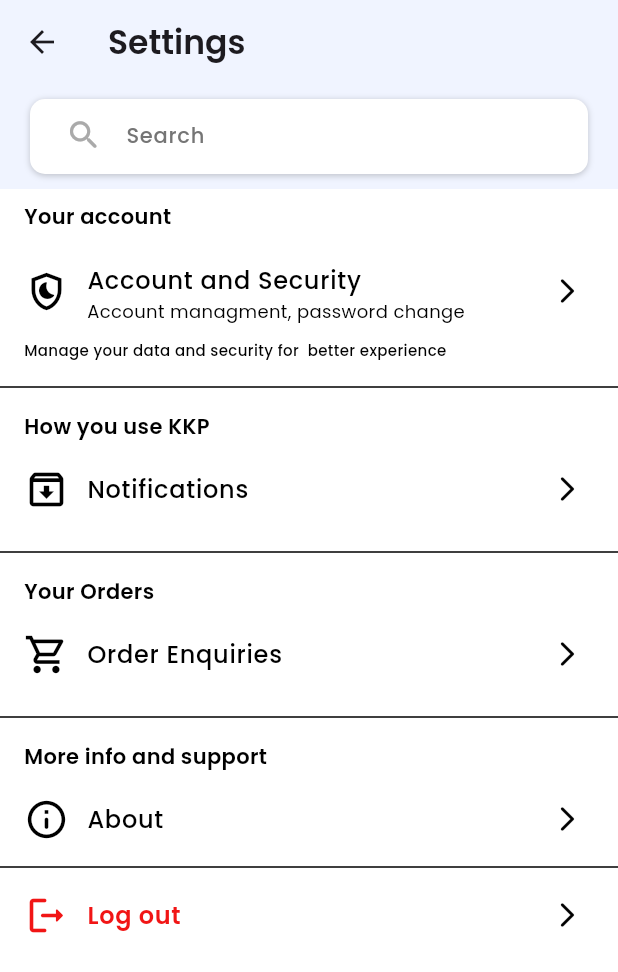
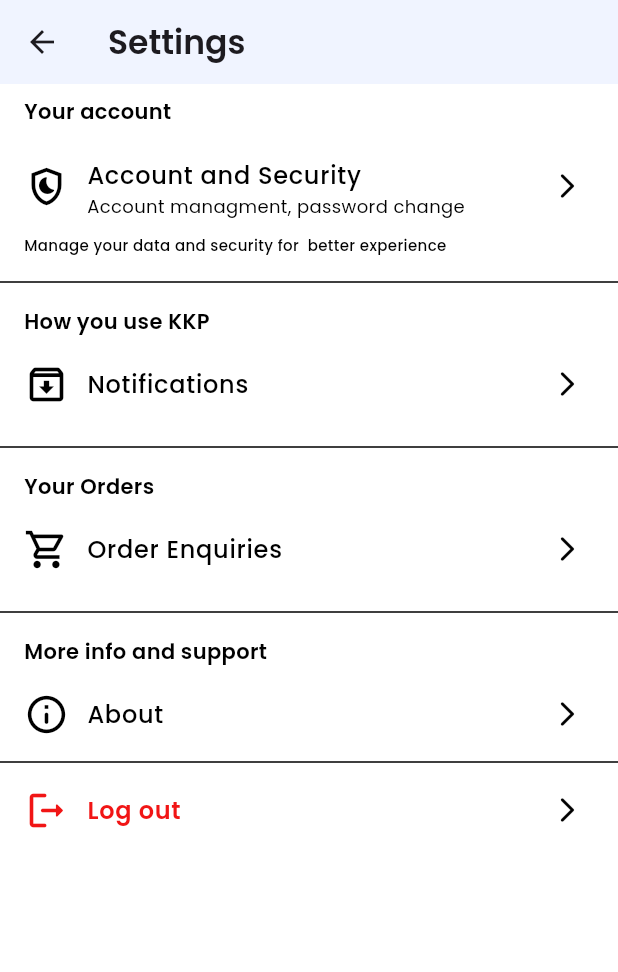
Before and after one commit to QuantumSharqwebteam/kkp_chat_app, a Flutter app: the CustomerSettingsPage screen opened directly, on a phone screen of 412 x 824 dp. Shown: the top 972 px of the screen. Run offline on Flutter 3.47's test engine with Material 3 defaults, Android fonts, the phone set to English and light mode, and no system bars; our stand-ins replace audioplayers, cached_network_image, carousel_slider, device_info_plus, dotted_border, file_picker and 21 more; missing offline and left inert: agora_rtc_engine, excel, flutter_initicon, flutter_sound; accounts and stored records are empty; network calls fail.

Commit message:
search bar removed from customer settingd pags

```diff
--- a/lib/presentation/customer/screen/settings/customer_settings_page.dart
+++ b/lib/presentation/customer/screen/settings/customer_settings_page.dart
@@ -7,7 +7,7 @@ import 'package:kkpchatapp/core/utils/utils.dart';
 import 'package:kkpchatapp/data/local_storage/local_db_helper.dart';
 import 'package:kkpchatapp/main.dart';
 import 'package:kkpchatapp/presentation/admin/screens/customer_inquries.dart';
-import 'package:kkpchatapp/presentation/common_widgets/custom_search_field.dart';
+
 import 'package:kkpchatapp/presentation/common_widgets/settings_tile.dart';
 import 'package:kkpchatapp/presentation/customer/screen/settings/about_us_page.dart';
 import 'package:kkpchatapp/presentation/customer/screen/settings/account_and_security.dart';
@@ -22,7 +22,7 @@ class CustomerSettingsPage extends StatefulWidget {
 class _CustomerSettingsPageState extends State<CustomerSettingsPage> {
   @override
   Widget build(BuildContext context) {
-    final searchController = TextEditingController();
+    //  final searchController = TextEditingController();
     final SocketService socketService = SocketService(navigatorKey);
 
     void logOut() async {
@@ -67,17 +67,17 @@ class _CustomerSettingsPageState extends State<CustomerSettingsPage> {
         child: Column(
           crossAxisAlignment: CrossAxisAlignment.start,
           children: [
-            Container(
-              width: Utils().width(context),
-              color: AppColors.background,
-              padding: EdgeInsets.symmetric(horizontal: 20, vertical: 10),
-              child: CustomSearchBar(
-                width: Utils().width(context),
-                enable: true,
-                controller: searchController,
-                hintText: 'Search',
-              ),
-            ),
+            // Container(
+            //   width: Utils().width(context),
+            //   color: AppColors.background,
+            //   padding: EdgeInsets.symmetric(horizontal: 20, vertical: 10),
+            //   child: CustomSearchBar(
+            //     width: Utils().width(context),
+            //     enable: true,
+            //     controller: searchController,
+            //     hintText: 'Search',
+            //   ),
+            // ),
             SettingsTile(
               numberOfTiles: 1,
               leadingIcons: [Icons.shield_moon_outlined],
```
